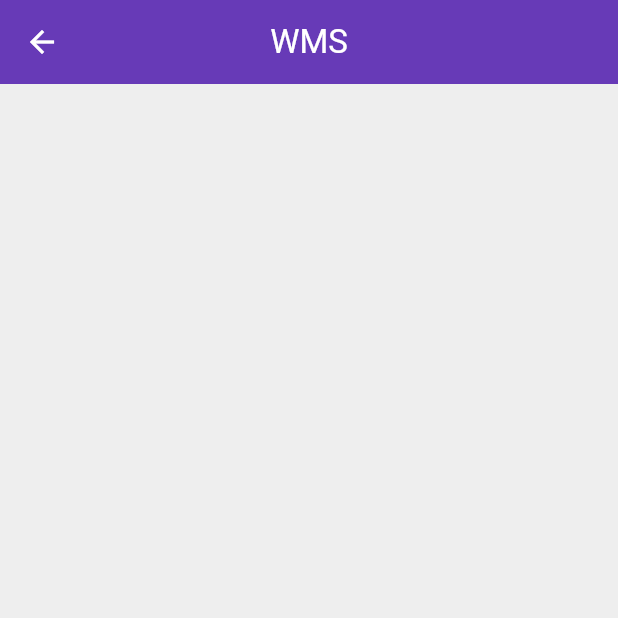
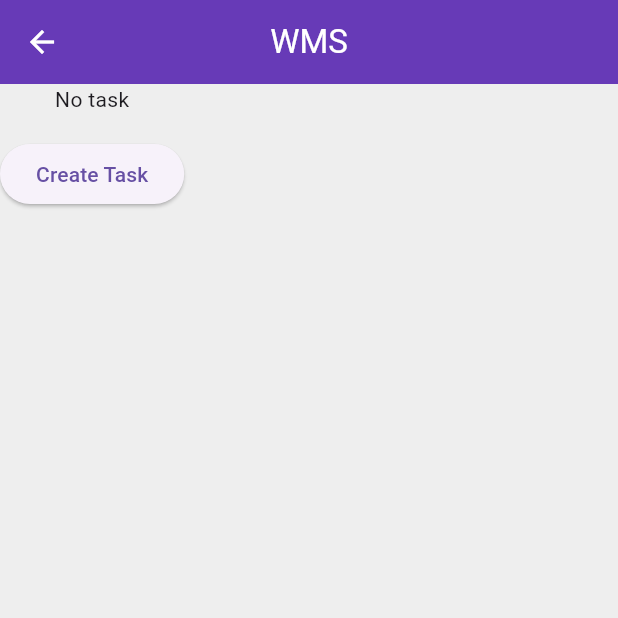
Before and after one commit to Nkurunzizagashati/FLUTTER_PROJECTS, a Flutter app: the HomePage screen opened directly, on a phone screen of 412 x 824 dp, the top half of it. Run offline on Flutter 3.47's test engine with Material 3 defaults, Android fonts, the phone set to English and light mode, and no system bars; our stand-ins replace firebase_auth, firebase_core; accounts and stored records are empty.

Commit message:
add functionality for navigating to create task page from home page

```diff
--- a/test_app/lib/pages/home_page.dart
+++ b/test_app/lib/pages/home_page.dart
@@ -13,6 +13,20 @@ class HomePage extends StatelessWidget {
         backgroundColor: Colors.deepPurple,
         foregroundColor: Colors.white,
       ),
+      body: Column(
+        children: [
+          const Text("No task"),
+          const SizedBox(height: 16),
+          ElevatedButton(
+            onPressed: () {
+              Navigator.pushNamed(context, '/task/create');
+            },
+            child: const Text(
+              "Create Task",
+            ),
+          )
+        ],
+      ),
     );
   }
 }
--- a/test_app/lib/pages/task/create_task.dart
+++ b/test_app/lib/pages/task/create_task.dart
@@ -1,4 +1,3 @@
-import 'package:flutter/foundation.dart';
 import 'package:flutter/material.dart';
 
 class CreateTask extends StatefulWidget {
@@ -29,6 +28,10 @@ class _CreateTaskState extends State<CreateTask> {
               labelText: 'Task Name',
             ),
           ),
+          ElevatedButton(
+            child: const Text('CREATE TASK'),
+            onPressed: () {},
+          )
         ],
       ),
     );
```
